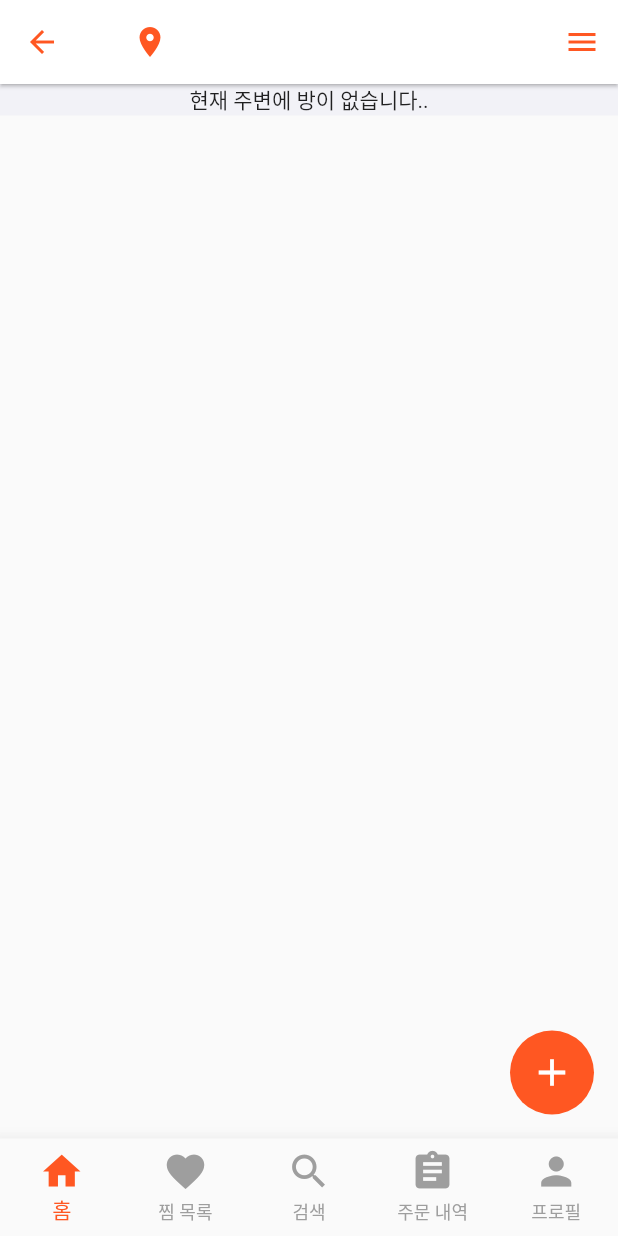
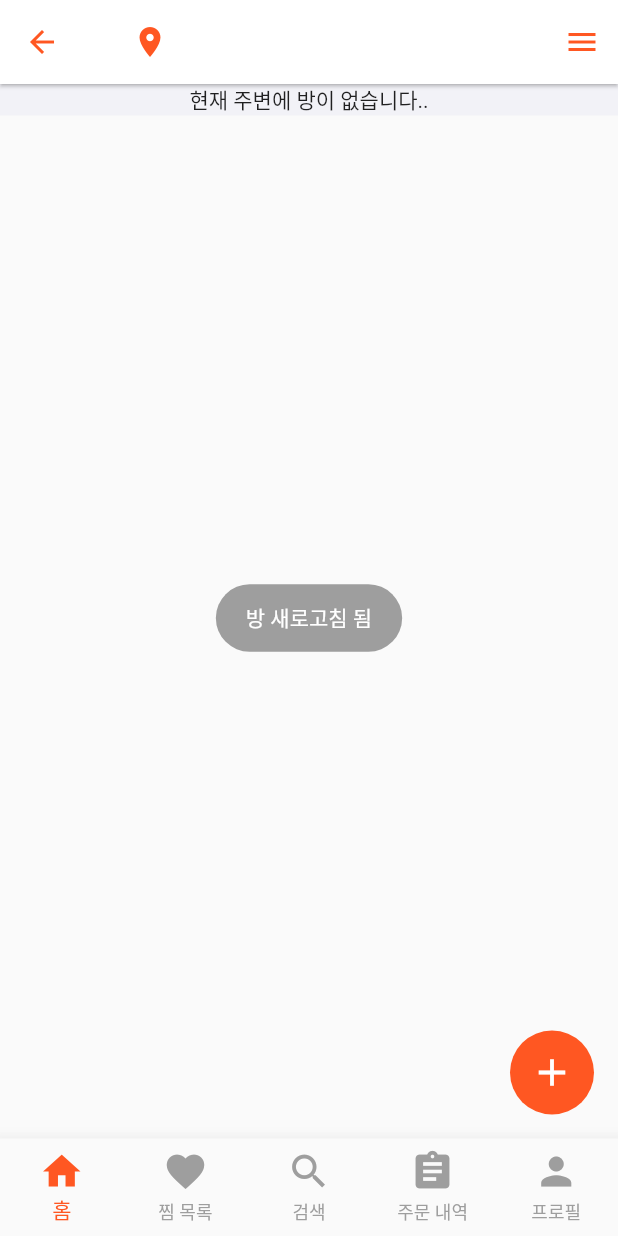
Before and after one commit to An0401na/Flutter_project, a Flutter app: the App screen opened directly with empty values, on a phone screen of 412 x 824 dp. Run offline on Flutter 3.47's test engine with Material 2 defaults, Android fonts, the phone set to English and light mode, and no system bars; drawn by our look-alikes of pull_to_refresh; our stand-ins replace badges, fluttertoast, geocoding, geolocator, google_maps_flutter; missing offline and left inert: kakao_flutter_sdk; accounts and stored records are empty; network calls fail.

Commit message:
category layout

```diff
--- a/baedal_moa_v1/lib/Pages/App.dart
+++ b/baedal_moa_v1/lib/Pages/App.dart
@@ -1,7 +1,11 @@
+import 'dart:math';
+
 import 'package:baedal_moa/Pages/GoogleMapPage.dart';
 import 'package:flutter/cupertino.dart';
+import 'package:flutter/foundation.dart';
 import 'package:flutter/material.dart';
 import 'package:flutter/services.dart';
+import 'package:fluttertoast/fluttertoast.dart';
 
 import '../Model/User.dart';
 import 'RestaurantList.dart';
@@ -61,10 +65,84 @@ class _AppState extends State<App> {
     );
   }
 
+  getCategory() {
+    return InkWell(
+      onTap: () {
+        Fluttertoast.showToast(msg: "카테고리 클릭");
+      },
+      child: Container(
+        width: 100,
+        height: 100,
+        color: Colors.yellow,
+        child:
+            Column(mainAxisAlignment: MainAxisAlignment.spaceEvenly, children: [
+          Icon(
+            Icons.image,
+            size: 70,
+          ),
+          Text("이름")
+        ]),
+      ),
+    );
+  }
+
   Widget drawerWidget(BuildContext context) {
     return SizedBox(
       width: MediaQuery.of(context).size.width,
-      child: Drawer(),
+      child: Drawer(
+          child: Scaffold(
+        appBar: AppBar(
+          leading: IconButton(
+            icon: Icon(Icons.arrow_back),
+            onPressed: () {
+              Navigator.pop(context);
+            },
+          ),
+          title: Text("카테고리"),
+          elevation: 0,
+        ),
+        body: Column(
+          mainAxisAlignment: MainAxisAlignment.spaceEvenly,
+          children: [
+            Row(
+              mainAxisAlignment: MainAxisAlignment.spaceEvenly,
+              children: [getCategory(), getCategory(), getCategory()],
+            ),
+            Row(
+              mainAxisAlignment: MainAxisAlignment.spaceEvenly,
+              children: [
+                getCategory(),
+                getCategory(),
+                getCategory(),
+              ],
+            ),
+            Row(
+              mainAxisAlignment: MainAxisAlignment.spaceEvenly,
+              children: [
+                getCategory(),
+                getCategory(),
+                getCategory(),
+              ],
+            ),
+            Row(
+              mainAxisAlignment: MainAxisAlignment.spaceEvenly,
+              children: [
+                getCategory(),
+                getCategory(),
+                getCategory(),
+              ],
+            ),
+            Row(
+              mainAxisAlignment: MainAxisAlignment.spaceEvenly,
+              children: [
+                getCategory(),
+                getCategory(),
+                getCategory(),
+              ],
+            ),
+          ],
+        ),
+      )),
     );
   }
 
--- a/baedal_moa_v1/lib/Pages/RoomList.dart
+++ b/baedal_moa_v1/lib/Pages/RoomList.dart
@@ -2,6 +2,7 @@ import 'package:baedal_moa/Pages/RestaurantInfo.dart';
 import 'package:baedal_moa/Services/Services_User.dart';
 import 'package:flutter/cupertino.dart';
 import 'package:flutter/material.dart';
+import 'package:fluttertoast/fluttertoast.dart';
 import 'package:google_maps_flutter/google_maps_flutter.dart';
 import 'package:geocoding/geocoding.dart';
 import 'package:pull_to_refresh/pull_to_refresh.dart';
@@ -34,6 +35,11 @@ class _Room_ListState extends State<Room_List> {
 
   void onRefresh() async {
     print("onRefresh");
+    Fluttertoast.showToast(
+      msg: "방 새로고침 됨",
+      gravity: ToastGravity.CENTER,
+      backgroundColor: Colors.grey,
+    );
     Services_Room.getRooms(widget.userId.toString()).then((Room1) {
       setState(() {
         _room = Room1;
```
Also changed, not shown: baedal_moa_v1/lib/Pages/RestaurantList.dart (+1 -40 lines).
